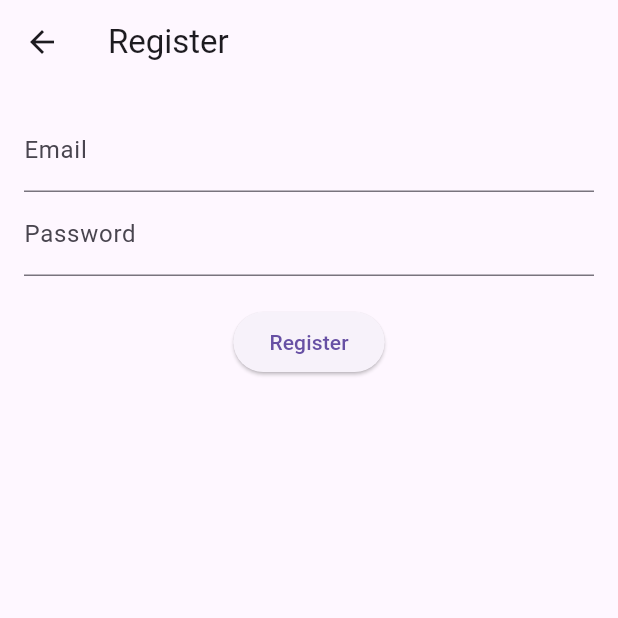
After one commit to BzzzRka/ATLANTA, a Flutter app: the screen it shows after launch, after a tap on "Login", after a tap on "Register", on a phone screen of 412 x 824 dp, the top half of it. The commit adds this screen. Run offline on Flutter 3.47's test engine with Material 3 defaults, Android fonts, the phone set to English and light mode, and no system bars; our stand-ins replace audioplayers, cloud_firestore, firebase_auth, firebase_core, shared_preferences, vibration; accounts and stored records are empty; network calls fail.

Commit message:
basic - main auth

```diff
--- /dev/null
+++ b/lib/login_screen.dart
@@ -0,0 +1,74 @@
+import 'package:firebase_auth/firebase_auth.dart';
+import 'package:flutter/material.dart';
+import 'register_screen.dart'; // Импортируйте экран регистрации
+
+class LoginScreen extends StatefulWidget {
+  @override
+  _LoginScreenState createState() => _LoginScreenState();
+}
+
+class _LoginScreenState extends State<LoginScreen> {
+  final _emailController = TextEditingController();
+  final _passwordController = TextEditingController();
+  final _auth = FirebaseAuth.instance;
+  String? _errorMessage;
+
+  void _login() async {
+    try {
+      final userCredential = await _auth.signInWithEmailAndPassword(
+        email: _emailController.text,
+        password: _passwordController.text,
+      );
+      Navigator.pushReplacementNamed(context, '/home'); // Перенаправление на главную страницу
+    } catch (e) {
+      setState(() {
+        _errorMessage = e.toString();
+      });
+    }
+  }
+
+  @override
+  Widget build(BuildContext context) {
+    return Scaffold(
+      appBar: AppBar(title: Text('Login')),
+      body: Padding(
+        padding: const EdgeInsets.all(16.0),
+        child: Column(
+          children: [
+            TextField(
+              controller: _emailController,
+              decoration: InputDecoration(labelText: 'Email'),
+              keyboardType: TextInputType.emailAddress,
+            ),
+            TextField(
+              controller: _passwordController,
+              decoration: InputDecoration(labelText: 'Password'),
+              obscureText: true,
+            ),
+            if (_errorMessage != null) ...[
+              SizedBox(height: 10),
+              Text(
+                _errorMessage!,
+                style: TextStyle(color: Colors.red),
+              ),
+            ],
+            SizedBox(height: 20),
+            ElevatedButton(
+              onPressed: _login,
+              child: Text('Login'),
+            ),
+            TextButton(
+              onPressed: () {
+                Navigator.push(
+                  context,
+                  MaterialPageRoute(builder: (context) => RegisterScreen()),
+                );
+              },
+              child: Text('Register'),
+            ),
+          ],
+        ),
+      ),
+    );
+  }
+}
--- a/lib/main.dart
+++ b/lib/main.dart
@@ -1,8 +1,10 @@
+import 'package:atlanta/register_screen.dart';
 import 'package:cloud_firestore/cloud_firestore.dart';
 import 'package:flutter/material.dart';
 import 'WorkoutScreen.dart';
 import 'add_workout_screen.dart';
 import 'edit_workout_screen.dart';
+import 'login_screen.dart';
 import 'main_screen.dart';
 import 'models.dart';
 import 'package:firebase_core/firebase_core.dart';
@@ -27,7 +29,12 @@ class MyApp extends StatelessWidget {
       theme: ThemeData(
         primarySwatch: Colors.blue,
       ),
-      home: MainScreen(),
+      initialRoute: '/',
+      routes: {
+        '/': (context) => LoginScreen(),
+        '/home': (context) => MainScreen(),
+        '/register': (context) => RegisterScreen(),
+      },
     );
   }
 }
--- a/lib/main_screen.dart
+++ b/lib/main_screen.dart
@@ -1,10 +1,12 @@
 import 'dart:math';
+import 'package:firebase_auth/firebase_auth.dart'; // Импортируйте FirebaseAuth
 import 'package:atlanta/stats_screen.dart';
 import 'package:flutter/material.dart';
 import 'main.dart';
 import 'models.dart';
 import 'quotes_screen.dart';
 import 'notes_screen.dart';
+import 'login_screen.dart'; // Импортируйте экран логина
 
 class MainScreen extends StatefulWidget {
   @override
@@ -32,6 +34,15 @@ class _MainScreenState extends State<MainScreen> {
 
   @override
   Widget build(BuildContext context) {
+    // Проверка, авторизован ли пользователь
+    final user = FirebaseAuth.instance.currentUser;
+
+    // Если пользователь не авторизован, показываем экран регистрации
+    if (user == null) {
+      return LoginScreen(); // Отправляем на экран входа
+    }
+
+    // Если пользователь авторизован, показываем основной экран
     return Scaffold(
       appBar: AppBar(title: Text('Atlanta Fitness')),
       body: Padding(
--- /dev/null
+++ b/lib/register_screen.dart
@@ -0,0 +1,64 @@
+import 'package:firebase_auth/firebase_auth.dart';
+import 'package:flutter/material.dart';
+
+class RegisterScreen extends StatefulWidget {
+  @override
+  _RegisterScreenState createState() => _RegisterScreenState();
+}
+
+class _RegisterScreenState extends State<RegisterScreen> {
+  final _emailController = TextEditingController();
+  final _passwordController = TextEditingController();
+  final _auth = FirebaseAuth.instance;
+  String? _errorMessage;
+
+  void _register() async {
+    try {
+      final userCredential = await _auth.createUserWithEmailAndPassword(
+        email: _emailController.text,
+        password: _passwordController.text,
+      );
+      Navigator.pushReplacementNamed(context, '/home'); // Перенаправление на главную страницу
+    } catch (e) {
+      setState(() {
+        _errorMessage = e.toString();
+      });
+    }
+  }
+
+  @override
+  Widget build(BuildContext context) {
+    return Scaffold(
+      appBar: AppBar(title: Text('Register')),
+      body: Padding(
+        padding: const EdgeInsets.all(16.0),
+        child: Column(
+          children: [
+            TextField(
+              controller: _emailController,
+              decoration: InputDecoration(labelText: 'Email'),
+              keyboardType: TextInputType.emailAddress,
+            ),
+            TextField(
+              controller: _passwordController,
+              decoration: InputDecoration(labelText: 'Password'),
+              obscureText: true,
+            ),
+            if (_errorMessage != null) ...[
+              SizedBox(height: 10),
+              Text(
+                _errorMessage!,
+                style: TextStyle(color: Colors.red),
+              ),
+            ],
+            SizedBox(height: 20),
+            ElevatedButton(
+              onPressed: _register,
+              child: Text('Register'),
+            ),
+          ],
+        ),
+      ),
+    );
+  }
+}
```
Also changed, not shown: 1 other file.
